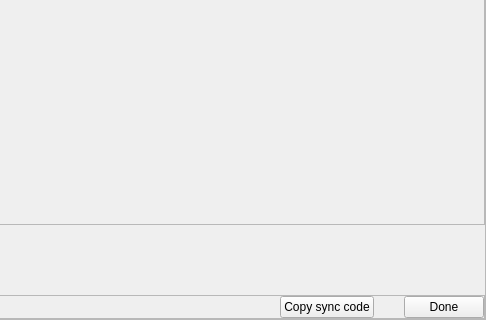
First picture: the form in src/qt/_Gulden/forms/accountsettingsdialog.ui, repository frozenflux3/munt-official, before the edit; both pictures show x 251 to 737 and y 102 to 422 of the 737 by 422 pixel window.
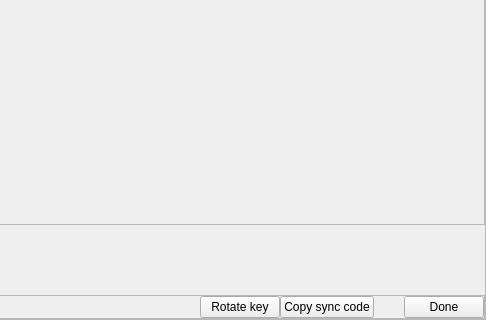
Second picture: the form after the edit. Custom widgets are drawn as their Qt base class.

Commit message: Hook up rotate witness dialog

What changed in the file:
```diff
--- a/src/qt/_Gulden/forms/accountsettingsdialog.ui
+++ b/src/qt/_Gulden/forms/accountsettingsdialog.ui
@@ -232,6 +232,19 @@
               </property>
              </spacer>
             </item>
+            <item>
+             <widget class="QPushButton" name="rotateButton">
+              <property name="cursor">
+               <cursorShape>PointingHandCursor</cursorShape>
+              </property>
+              <property name="text">
+               <string>Rotate key</string>
+              </property>
+              <property name="class" stdset="0">
+               <string notr="true">normal</string>
+              </property>
+             </widget>
+            </item>
             <item>
              <widget class="QPushButton" name="buttonCopy">
               <property name="cursor">
```
The commit also changes 2 other files.
